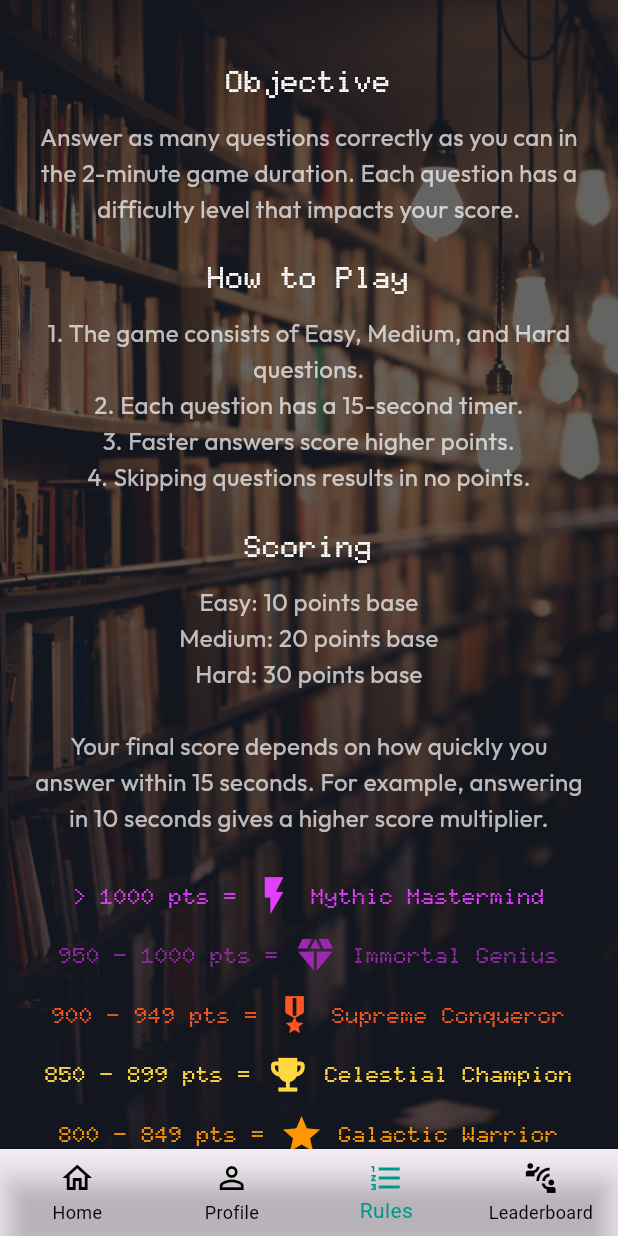
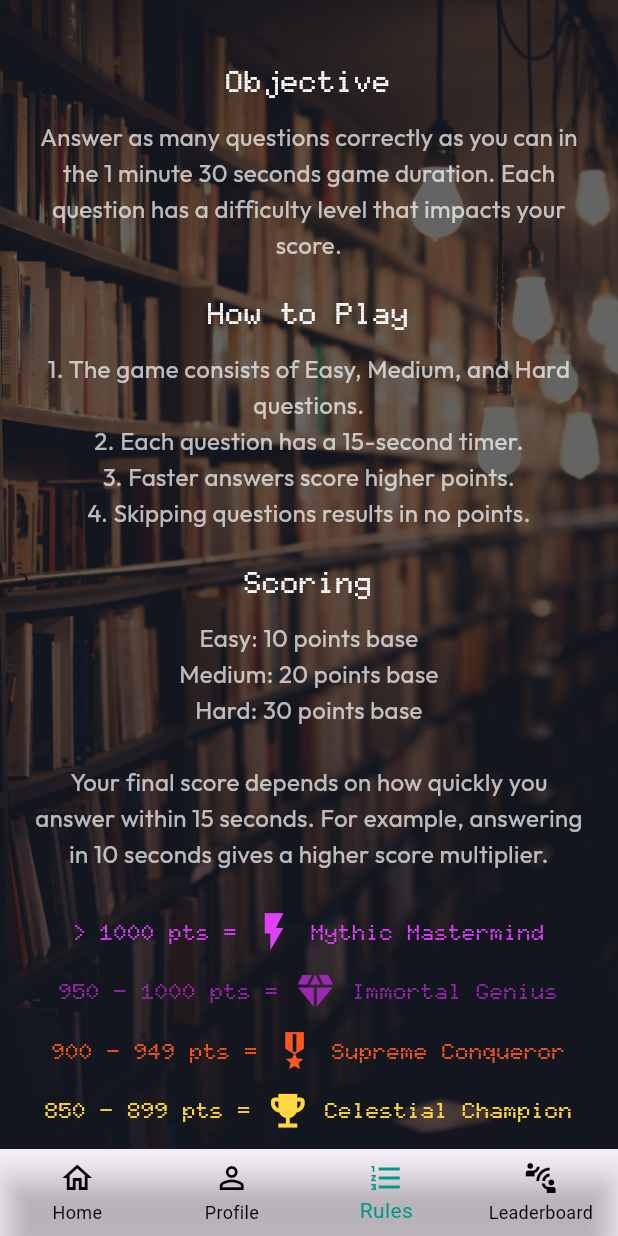
Before and after one commit to johnsonmau/trivia-ui, a Flutter app: the GameRulesPage screen opened by its route, on a phone screen of 412 x 824 dp. Run offline on Flutter 3.47's test engine with Material 3 defaults, Android fonts, the phone set to English and light mode, and no system bars; our stand-ins replace country_picker, google_fonts, html_unescape, just_audio, jwt_decoder, shared_preferences; missing offline and left inert: flag; accounts and stored records are empty; network calls fail.

Commit message:
updating game rules game time

```diff
--- a/lib/game_rules_page.dart
+++ b/lib/game_rules_page.dart
@@ -70,7 +70,7 @@ class _GameRulesPageState extends State<GameRulesPage> {
                     const SizedBox(height: 20),
                     _buildSection(
                       "Objective",
-                      "Answer as many questions correctly as you can in the 2-minute game duration. Each question has a difficulty level that impacts your score.",
+                      "Answer as many questions correctly as you can in the 1 minute 30 seconds game duration. Each question has a difficulty level that impacts your score.",
                     ),
                     const SizedBox(height: 20),
                     _buildSection(
```
